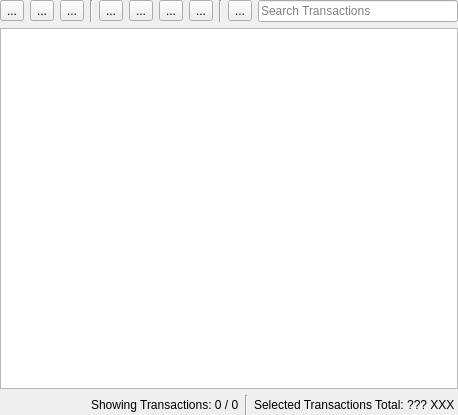
Above: src/views/ui_files/widgets/transaction_table_widget.ui from JakubFranek/Kapytal before the change. Below: the same form after it.
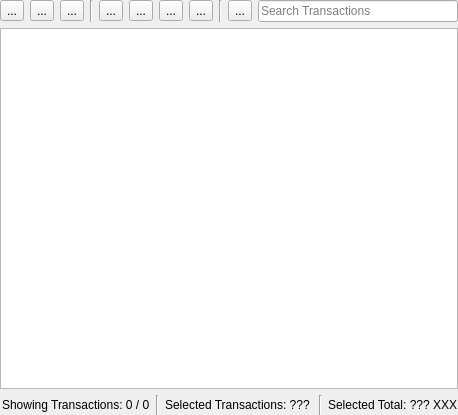
That is the form after the change.

Commit message:
Improve Selected Transactions text label
Split Selected Transactions Total label into Selected Transactions and
Selected Total labels.

```diff
--- a/src/views/ui_files/widgets/transaction_table_widget.ui
+++ b/src/views/ui_files/widgets/transaction_table_widget.ui
@@ -224,7 +224,21 @@
         <string>&lt;html&gt;&lt;head/&gt;&lt;body&gt;&lt;p&gt;Only Income, Expense and Refund Transaction amounts are used in the calculation.&lt;/p&gt;&lt;/body&gt;&lt;/html&gt;</string>
        </property>
        <property name="text">
-        <string>Selected Transactions Total: ??? XXX </string>
+        <string>Selected Transactions: ??? </string>
+       </property>
+      </widget>
+     </item>
+     <item>
+      <widget class="Line" name="line_4">
+       <property name="orientation">
+        <enum>Qt::Vertical</enum>
+       </property>
+      </widget>
+     </item>
+     <item>
+      <widget class="QLabel" name="selectedTotalLabel">
+       <property name="text">
+        <string>Selected Total: ??? XXX</string>
        </property>
       </widget>
      </item>
```
Left out of the diff: 2 changed lines with no effect on the pictures. The commit also changes 7 other files.
